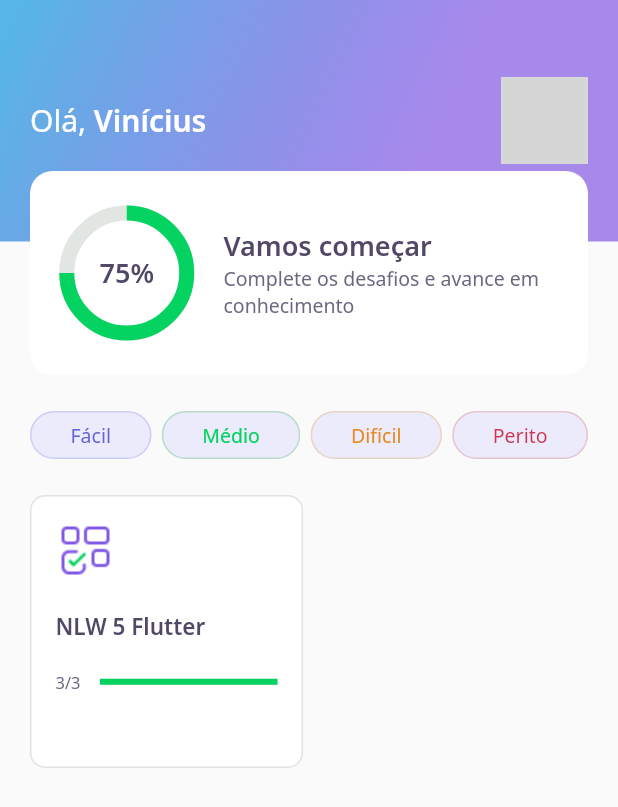
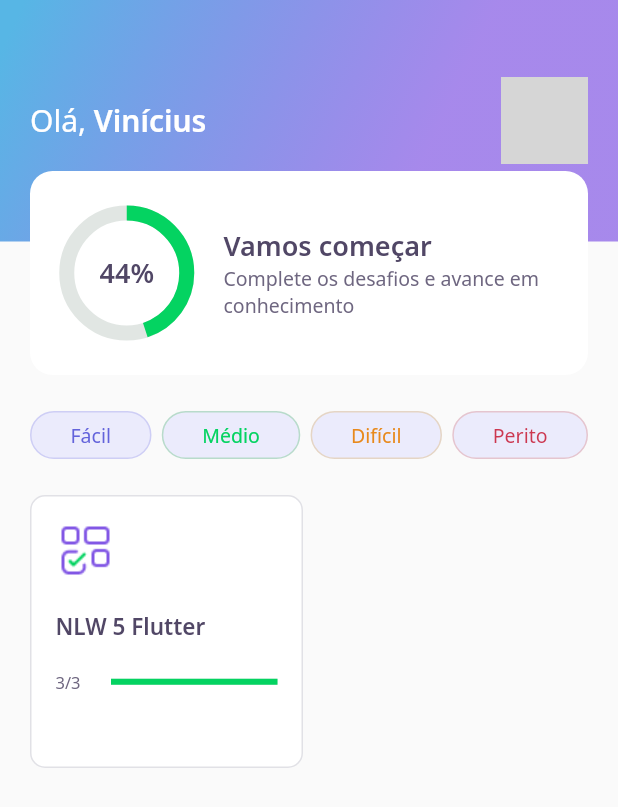
Before and after one commit to ViniciusSB/dev_quiz, a Flutter app: the HomePage screen opened directly, on a phone screen of 412 x 824 dp. Shown: the top 807 px of the screen. Run offline on Flutter 3.47's test engine with Material 2 defaults, Android fonts, the phone set to English and light mode, and no system bars; our stand-ins replace google_fonts, share_plus; accounts and stored records are empty; network calls fail; grey boxes are pictures that could not be loaded.

```diff
--- a/lib/challenge/challenge_controller.dart
+++ b/lib/challenge/challenge_controller.dart
@@ -4,7 +4,7 @@ import 'package:flutter/material.dart';
 
 class ChallengeController {
   final currentPageNotifier = ValueNotifier<int>(1);
+  int qtdAwnsersRight = 0;
   int get currentPage => currentPageNotifier.value;
   set currentPage(int value) => currentPageNotifier.value = value;
-
 }
--- a/lib/challenge/widgets/awnser/awnser_widget.dart
+++ b/lib/challenge/widgets/awnser/awnser_widget.dart
@@ -5,7 +5,7 @@ import 'package:flutter/material.dart';
 class AwnserWidget extends StatelessWidget {
   final AwnserModel anwser;
   final bool isSelected;
-  final VoidCallback onTap;
+  final ValueChanged<bool> onTap;
   final bool disabled;
 
   const AwnserWidget({
@@ -42,7 +42,9 @@ class AwnserWidget extends StatelessWidget {
       child: IgnorePointer(
         ignoring: disabled,
         child: GestureDetector(
-          onTap: onTap,
+          onTap: (){
+            onTap(anwser.isRight);
+          },
           child: Container(
             padding: EdgeInsets.all(16),
             decoration: BoxDecoration(
--- a/lib/core/app_widget.dart
+++ b/lib/core/app_widget.dart
@@ -1,5 +1,4 @@
-import 'package:dev_quiz/challenge/challenge_page.dart';
-import 'package:dev_quiz/home/home_page.dart';
+import 'package:dev_quiz/splash/splash_page.dart';
 import 'package:flutter/material.dart';
 
 class AppWidget extends StatelessWidget {
@@ -7,7 +6,7 @@ class AppWidget extends StatelessWidget {
   Widget build(BuildContext context) {
     return MaterialApp(
       title: "DevQuiz",
-      home: HomePage()
+      home: SplashPage()
      );
   }
 }
--- a/lib/home/home_page.dart
+++ b/lib/home/home_page.dart
@@ -21,7 +21,7 @@ class _HomePageState extends State<HomePage> {
   void initState() {
     super.initState();
     controller.getUser();
-    controller.getQuizzes();
+      controller.getQuizzes();
     //Sempre que houver uma alteração, ela será captada pelo ValueNotifier e o setState atualizará a página
     controller.stateNotifier.addListener(() {
       setState((){});
@@ -82,7 +82,7 @@ class _HomePageState extends State<HomePage> {
                             Navigator.push(
                               context,
                               MaterialPageRoute(
-                                builder: (context) => ChallengePage(questions: e.questions,)));
+                                builder: (context) => ChallengePage(questions: e.questions, title: e.title)));
                           },
                         ),
                       )
--- a/lib/home/widgets/appbar/app_bar_widget.dart
+++ b/lib/home/widgets/appbar/app_bar_widget.dart
@@ -44,7 +44,7 @@ class AppBarWidget extends PreferredSize {
           ),
           Align(
             alignment: Alignment(0.0, 1.0), //Aplica um alinhamento no ScoreCardWidget
-            child: ScoreCardWidget()
+            child: ScoreCardWidget(percent: user.score/100,)
             )
         ],
       ),
--- a/lib/home/widgets/chart/chart_widget.dart
+++ b/lib/home/widgets/chart/chart_widget.dart
@@ -2,9 +2,36 @@ import 'package:dev_quiz/core/app_colors.dart';
 import 'package:dev_quiz/core/app_text_styles.dart';
 import 'package:flutter/material.dart';
 
-class ChartWidget extends StatelessWidget {
+class ChartWidget extends StatefulWidget {
+  final double percent;
 
-  const ChartWidget({Key? key}): super(key: key);
+  const ChartWidget({
+    Key? key,
+    required this.percent,
+  }) : super(key: key);
+
+  @override
+  _ChartWidgetState createState() => _ChartWidgetState();
+}
+
+class _ChartWidgetState extends State<ChartWidget>
+    with SingleTickerProviderStateMixin {
+  late AnimationController _controller;
+  late Animation<double> _animation;
+
+  void _initAnimation() {
+    _controller =
+        AnimationController(vsync: this, duration: Duration(seconds: 3));
+    _animation =
+        Tween<double>(begin: 0, end: widget.percent).animate(_controller);
+    _controller.forward();
+  }
+
+  @override
+  void initState() {
+    _initAnimation();
+    super.initState();
+  }
 
   @override
   Widget build(BuildContext context) {
@@ -12,7 +39,10 @@ class ChartWidget extends StatelessWidget {
       child: Container(
         width: 80,
         height: 80,
-        child: Stack( //Componente que permite empilhar componentes
+        child: AnimatedBuilder(
+          animation: _animation,
+          builder: (context, _) => Stack(
+            //Componente que permite empilhar componentes
             children: [
               Center(
                 child: Container(
@@ -20,18 +50,22 @@ class ChartWidget extends StatelessWidget {
                   height: 80,
                   child: CircularProgressIndicator(
                     strokeWidth: 10, //Define a largura do circulo
-                  value: .75,
-                  backgroundColor: AppColors.chartSecondary, //Cor de fundo do circulo
-                  valueColor: AlwaysStoppedAnimation<Color>(AppColors.chartPrimary), //Cor do progresso
+                    value: _animation.value,
+                    backgroundColor:
+                        AppColors.chartSecondary, //Cor de fundo do circulo
+                    valueColor: AlwaysStoppedAnimation<Color>(
+                        AppColors.chartPrimary), //Cor do progresso
                   ),
                 ),
               ),
               Center(
-              child: Text("75%", style: AppTextStyles.heading,)
-            )
+                  child: Text(
+                "${(_animation.value * 100).toInt()}%",
+                style: AppTextStyles.heading,
+              ))
             ],
           ),
-
+        ),
       ),
     );
   }
--- a/lib/home/widgets/quiz_card/quiz_card_widget.dart
+++ b/lib/home/widgets/quiz_card/quiz_card_widget.dart
@@ -10,13 +10,13 @@ class QuizCardWidget extends StatelessWidget {
   final double percent;
   final VoidCallback onTap;
 
-  const QuizCardWidget({
-    Key? key,
+  const QuizCardWidget(
+      {Key? key,
       required this.title,
       required this.completed,
       required this.percent,
-    required this.onTap
-  }) : super(key: key);
+      required this.onTap})
+      : super(key: key);
 
   @override
    Widget build(BuildContext context) {
@@ -25,26 +25,24 @@ class QuizCardWidget extends StatelessWidget {
       child: Container(
         padding: EdgeInsets.all(16),
         decoration: BoxDecoration(
-            border: Border.fromBorderSide(
-              BorderSide(color: AppColors.border),
+          border: Border.fromBorderSide(BorderSide(color: AppColors.border)),
+          color: AppColors.white,
+          borderRadius: BorderRadius.circular(10),
         ),
-            color: AppColors.white,
-            borderRadius: BorderRadius.circular(10)),
         child: Column(
           crossAxisAlignment: CrossAxisAlignment.start,
           children: [
             Container(
-                height: 40, width: 40, child: Image.asset(AppImages.blocks)),
-            SizedBox(
-              height: 20,
+              height: 40,
+              width: 40,
+              child: Image.asset(AppImages.blocks),
             ),
+            SizedBox(height: 20),
             Text(
               title,
               style: AppTextStyles.heading15,
             ),
-            SizedBox(
-              height: 20,
-            ),
+            SizedBox(height: 20),
             Row(
               children: [
                 Expanded(
@@ -52,14 +50,13 @@ class QuizCardWidget extends StatelessWidget {
                   child: Text(
                     completed,
                     style: AppTextStyles.body11,
-                  )
+                  ),
                 ),
                 Expanded(
-                  flex: 4,
+                    flex: 3,
                     child: ProgressIndicatorWidget(
                       value: percent,
-                  )
-                )
+                    ))
               ],
             )
           ],
--- a/lib/home/widgets/score_card/score_card_widget.dart
+++ b/lib/home/widgets/score_card/score_card_widget.dart
@@ -4,7 +4,11 @@ import 'package:dev_quiz/home/widgets/chart/chart_widget.dart';
 import 'package:flutter/material.dart';
 
 class ScoreCardWidget extends StatelessWidget {
-  const ScoreCardWidget({Key? key}): super(key: key);
+  final double percent;
+  const ScoreCardWidget({
+    Key? key,
+    required this.percent,
+  }) : super(key: key);
 
   @override
   Widget build(BuildContext context) {
@@ -23,7 +27,7 @@ class ScoreCardWidget extends StatelessWidget {
             children: [
               Expanded(
                 flex: 1,
-                child: ChartWidget(),
+                child: ChartWidget(percent: percent,),
               ),
               Expanded(
                 flex: 3,
--- a/lib/splash/splash_page.dart
+++ b/lib/splash/splash_page.dart
@@ -1,10 +1,13 @@
 import 'package:dev_quiz/core/app_gradients.dart';
 import 'package:dev_quiz/core/app_images.dart';
+import 'package:dev_quiz/home/home_page.dart';
 import 'package:flutter/material.dart';
 
 class SplashPage extends StatelessWidget {
   @override
   Widget build(BuildContext context) {
+    Future.delayed(Duration(seconds: 2)).then((_) => Navigator.pushReplacement(
+        context, MaterialPageRoute(builder: (context) => HomePage())));
     return Scaffold(
       body: Container(
         decoration: BoxDecoration(
--- a/pubspec.yaml
+++ b/pubspec.yaml
@@ -10,6 +10,7 @@ dependencies:
     sdk: flutter
   cupertino_icons: ^1.0.2
   google_fonts: ^2.0.0
+  share_plus: ^2.0.1
 
 dev_dependencies:
   flutter_test:
```
Also changed, not shown: lib/challenge/challenge_page.dart (+12 -2 lines), lib/challenge/widgets/next_button/next_button_widget.dart (+7 -0 lines), lib/challenge/widgets/quiz/quiz_widget.dart (+5 -4 lines), lib/result/result_page.dart (added, +91 -0 lines), assets/images/trophy.png, pubspec.lock. Lines whose indentation alone changed are shown as unchanged.
